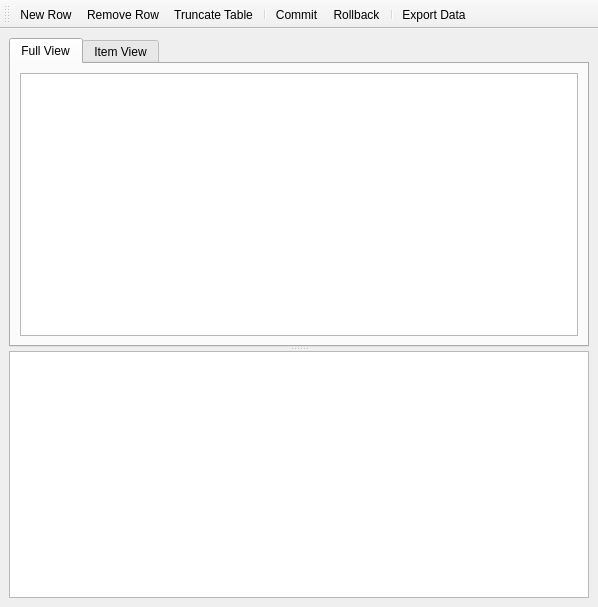
First picture: the form in Sqliteman/sqliteman/dataviewer.ui, repository iamkjg/sqliteman, before the edit.
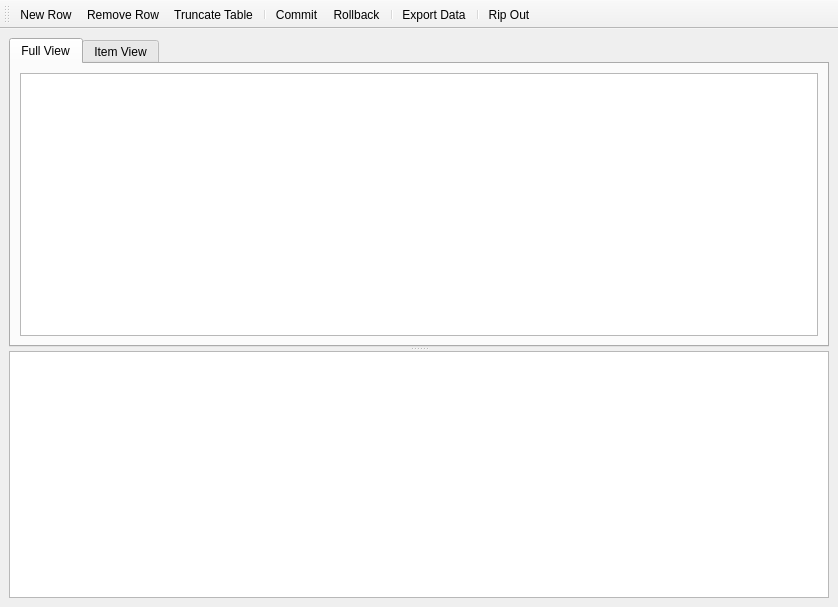
Second picture: the form after the edit. Custom widgets are drawn as their Qt base class.

Commit message: #8: put the result table from a query into a separate window

```diff
--- a/Sqliteman/sqliteman/dataviewer.ui
+++ b/Sqliteman/sqliteman/dataviewer.ui
@@ -5,7 +5,7 @@
    <rect>
     <x>0</x>
     <y>0</y>
-    <width>598</width>
+    <width>838</width>
     <height>607</height>
    </rect>
   </property>
@@ -93,6 +93,8 @@
    <addaction name="actionRollback" />
    <addaction name="separator" />
    <addaction name="actionExport_Data" />
+   <addaction name="separator" />
+   <addaction name="actionRipOut" />
   </widget>
   <action name="actionNew_Row" >
    <property name="text" >
@@ -130,6 +132,11 @@
     <string>Rollback the current transaction in the result table</string>
    </property>
   </action>
+  <action name="actionRipOut" >
+   <property name="text" >
+    <string>Rip Out</string>
+   </property>
+  </action>
  </widget>
  <customwidgets>
   <customwidget>
```
Left out of the diff: 3 changed lines with no effect on the pictures. The commit also changes 2 other files.
